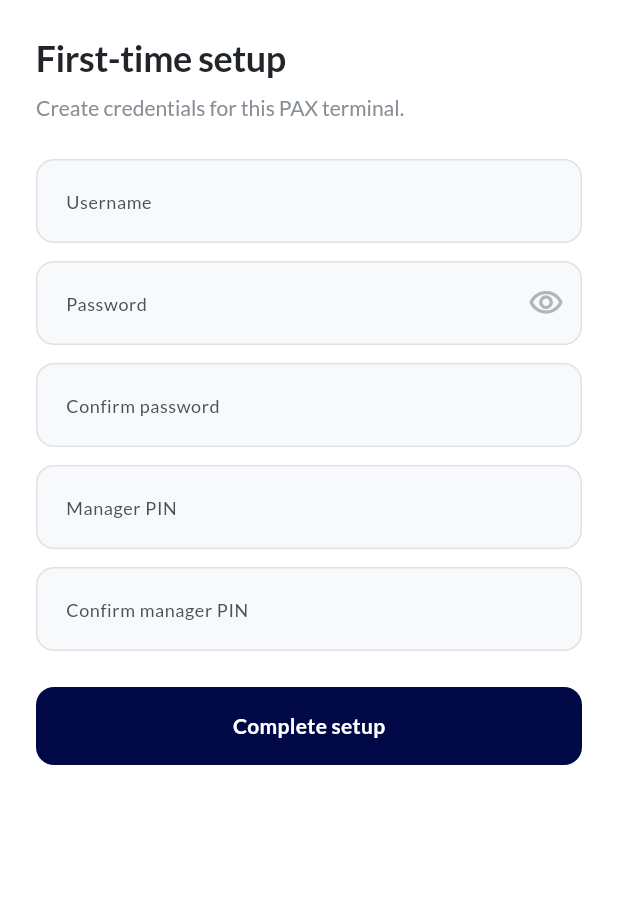
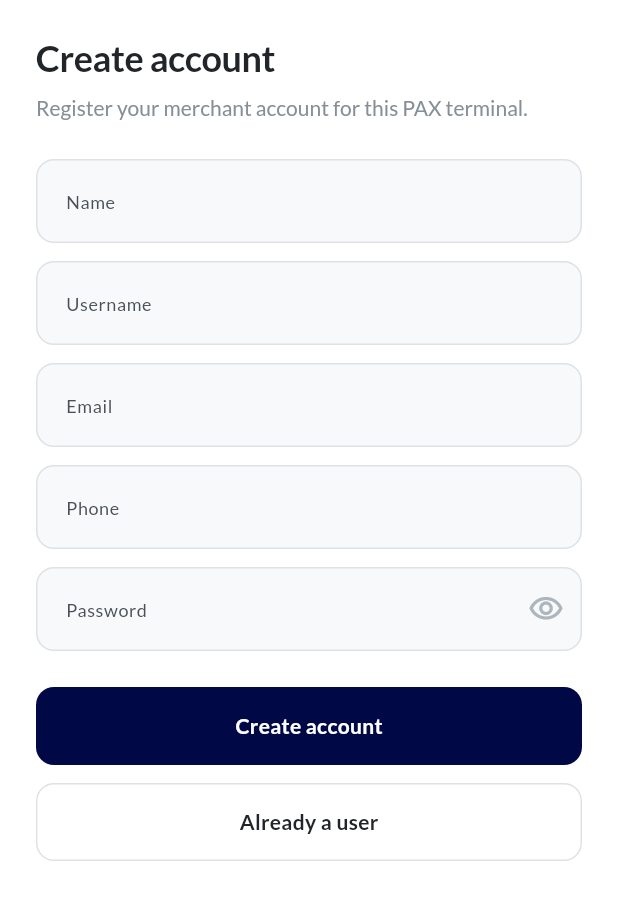
Before and after one commit to xegroup/pax-payment-flutter, a Flutter app: the FirstTimeSetupScreen screen opened directly, on a phone screen of 412 x 824 dp. Shown: the top 900 px of the screen. Run offline on Flutter 3.47's test engine with Material 3 defaults, Android fonts, the phone set to English and light mode, and no system bars; our stand-ins replace dio, fl_chart, flutter_secure_storage, get_it, package_info_plus, retrofit and 1 more; accounts and stored records are empty; generated files the repository leaves out were written again.

Commit message:
signup login process and flow improvements

```diff
--- /dev/null
+++ b/lib/core/services/api_service.dart
@@ -0,0 +1,28 @@
+import 'package:dio/dio.dart';
+import 'package:retrofit/dio.dart';
+import 'package:retrofit/error_logger.dart';
+import 'package:retrofit/http.dart';
+
+import '../../features/auth/data/login_response.dart';
+
+part 'api_service.g.dart';
+
+@RestApi()
+abstract class ApiService {
+  factory ApiService(Dio dio, {String baseUrl}) = _ApiService;
+
+  @POST("api/app/auth/login")
+  @DioResponseType(ResponseType.plain)
+  Future<LoginResponse> login(@Body() Map<String, dynamic> body);
+
+  @POST("api/app/auth/register")
+  @DioResponseType(ResponseType.plain)
+  Future<LoginResponse> signup(@Body() Map<String, dynamic> body);
+
+// @GET("api/dashboard/stats")
+  // Future<GetStatsResponse> getStats(@Header("Authorization") String? authorization);
+
+
+
+
+}
--- /dev/null
+++ b/lib/features/auth/data/login_response.dart
@@ -0,0 +1,64 @@
+import 'dart:convert';
+
+import 'package:json_annotation/json_annotation.dart';
+
+import 'user_data_model.dart';
+
+part 'login_response.g.dart';
+
+@JsonSerializable()
+class LoginResponse {
+  final UserDataModel? user;
+  final String message;
+  final String errors;
+  final String token;
+  @JsonKey(name: 'token_type')
+  final String tokenType;
+
+  LoginResponse({
+    this.user,
+    this.message = '',
+    this.errors = '',
+    this.token = '',
+    this.tokenType = '',
+  });
+
+  bool get isSuccess => token.trim().isNotEmpty;
+
+  String get failureMessage {
+    if (errors.trim().isNotEmpty) return errors.trim();
+    if (message.trim().isNotEmpty) return message.trim();
+    return 'Invalid username or password';
+  }
+
+  factory LoginResponse.fromJson(Map<String, dynamic> json) =>
+      _$LoginResponseFromJson(json);
+
+  Map<String, dynamic> toJson() => _$LoginResponseToJson(this);
+
+  static LoginResponse? tryParse(Object? data) {
+    Map<String, dynamic>? json;
+    if (data is Map<String, dynamic>) {
+      json = data;
+    } else if (data is Map) {
+      json = Map<String, dynamic>.from(data);
+    } else if (data is String && data.trim().isNotEmpty) {
+      try {
+        final decoded = jsonDecode(data);
+        if (decoded is Map<String, dynamic>) {
+          json = decoded;
+        } else if (decoded is Map) {
+          json = Map<String, dynamic>.from(decoded);
+        }
+      } catch (_) {
+        return null;
+      }
+    }
+    if (json == null) return null;
+    try {
+      return LoginResponse.fromJson(json);
+    } catch (_) {
+      return null;
+    }
+  }
+}
--- /dev/null
+++ b/lib/features/auth/data/signup_request.dart
@@ -0,0 +1,32 @@
+
+
+import 'package:json_annotation/json_annotation.dart';
+
+part 'signup_request.g.dart';
+@JsonSerializable()
+class SignupRequest {
+
+  final String name;
+  final String username;
+  final String email;
+  final String phone;
+  final String password;
+  final String status;
+
+  // Constructor
+  SignupRequest({
+    required this.name,
+    required this.username,
+    required this.email,
+    required this.phone,
+    required this.password,
+    required this.status
+  });
+
+  // A method to convert JSON data to a LoginResponse object
+  factory SignupRequest.fromJson(Map<String, dynamic> json) =>
+      _$SignupRequestFromJson(json);
+
+  // A method to convert a LoginResponse object to JSON
+  Map<String, dynamic> toJson() => _$SignupRequestToJson(this);
+}
--- /dev/null
+++ b/lib/features/auth/data/user_data_model.dart
@@ -0,0 +1,31 @@
+import 'package:json_annotation/json_annotation.dart';
+part 'user_data_model.g.dart';
+@JsonSerializable()
+class UserDataModel {
+  final int? id;
+  final String? name;
+  final String? username;
+  final String? email;
+  final String? phone;
+  final String? status;
+  final String? created_at;
+  final String? updated_at;
+
+  UserDataModel({
+    this.id,
+    this.name,
+    this.username,
+    this.email,
+    this.phone,
+    this.status,
+    this.created_at,
+    this.updated_at
+  });
+
+  // From JSON to Dart object
+  factory UserDataModel.fromJson(Map<String, dynamic> json) =>
+      _$UserDataModelFromJson(json);
+
+  // From Dart object to JSON
+  Map<String, dynamic> toJson() => _$UserDataModelToJson(this);
+}
--- a/lib/features/menu/explore_tab.dart
+++ b/lib/features/menu/explore_tab.dart
@@ -1,8 +1,7 @@
 import 'package:flutter/foundation.dart';
 import 'package:flutter/material.dart';
 
-import '../../core/di/injection.dart';
-import '../../core/database/local_storage.dart';
+import '../../core/network/MyApiClient.dart';
 import '../../features/auth/login_screen.dart';
 import '../../shared/theme/paxpayment_colors.dart';
 import '../../shared/theme/paxpayment_spacing.dart';
@@ -213,7 +212,7 @@ class ExploreTab extends StatelessWidget {
       ),
     );
     if (yes == true && context.mounted) {
-      await sl<LocalStorage>().setLoggedIn(false);
+      MyApiClient.clearAuthToken();
       if (!context.mounted) return;
       Navigator.of(context).pushAndRemoveUntil(
         MaterialPageRoute<void>(builder: (_) => const LoginScreen()),
--- a/lib/screens/first_time_setup_screen.dart
+++ b/lib/screens/first_time_setup_screen.dart
@@ -1,13 +1,15 @@
+import 'package:dio/dio.dart';
 import 'package:flutter/material.dart';
-import 'package:flutter/services.dart';
 
-import '../core/di/injection.dart';
-import '../core/database/local_storage.dart';
+import '../core/network/MyApiClient.dart';
+import '../features/auth/data/login_response.dart';
+import '../features/auth/data/signup_request.dart';
 import '../features/auth/login_screen.dart';
+import '../features/menu/checkout_payment_screen.dart';
 import '../shared/theme/pax_text_styles.dart';
-import '../screens/teya_ui.dart';
+import 'teya_ui.dart';
 
-/// First launch: merchant sets username, password, and manager PIN.
+/// First launch: register a merchant account via the signup API.
 class FirstTimeSetupScreen extends StatefulWidget {
   const FirstTimeSetupScreen({super.key});
 
@@ -17,36 +19,84 @@ class FirstTimeSetupScreen extends StatefulWidget {
 
 class _FirstTimeSetupScreenState extends State<FirstTimeSetupScreen> {
   final _formKey = GlobalKey<FormState>();
+  final _nameCtrl = TextEditingController();
   final _usernameCtrl = TextEditingController();
+  final _emailCtrl = TextEditingController();
+  final _phoneCtrl = TextEditingController();
   final _passwordCtrl = TextEditingController();
-  final _confirmPasswordCtrl = TextEditingController();
-  final _pinCtrl = TextEditingController();
-  final _confirmPinCtrl = TextEditingController();
   bool _obscurePassword = true;
+  bool _isLoading = false;
 
   @override
   void dispose() {
+    _nameCtrl.dispose();
     _usernameCtrl.dispose();
+    _emailCtrl.dispose();
+    _phoneCtrl.dispose();
     _passwordCtrl.dispose();
-    _confirmPasswordCtrl.dispose();
-    _pinCtrl.dispose();
-    _confirmPinCtrl.dispose();
     super.dispose();
   }
 
-  Future<void> _save() async {
-    if (!(_formKey.currentState?.validate() ?? false)) return;
+  void _showError(String message) {
+    ScaffoldMessenger.of(context).showSnackBar(
+      SnackBar(
+        content: Text(message),
+        behavior: SnackBarBehavior.floating,
+      ),
+    );
+  }
 
-    final storage = sl<LocalStorage>();
-    await storage.setLoginUsername(_usernameCtrl.text.trim());
-    await storage.setLoginPassword(_passwordCtrl.text);
-    await storage.setManagerPin(_pinCtrl.text.trim());
-    await storage.setCredentialsConfigured(true);
+  void _handleSignupResponse(LoginResponse response) {
+    if (response.isSuccess) {
+      MyApiClient.setAuthToken(response.token.trim());
+      Navigator.of(context).pushReplacement(CheckoutPaymentScreen.materialRoute());
+      return;
+    }
+    _showError(response.failureMessage);
+  }
 
-    if (!mounted) return;
+  Future<void> _goToLogin() async {
+    if (_isLoading || !mounted) return;
     Navigator.of(context).pushReplacement(
       MaterialPageRoute<void>(builder: (_) => const LoginScreen()),
     );
+  }
+
+  Future<void> _signup() async {
+    FocusScope.of(context).unfocus();
+    if (_isLoading) return;
+    if (!(_formKey.currentState?.validate() ?? false)) return;
+
+    setState(() => _isLoading = true);
+
+    try {
+      final request = SignupRequest(
+        name: _nameCtrl.text.trim(),
+        username: _usernameCtrl.text.trim(),
+        email: _emailCtrl.text.trim(),
+        phone: _phoneCtrl.text.trim(),
+        password: _passwordCtrl.text,
+        status: 'active',
+      );
+      final response = await MyApiClient.signup(request.toJson());
+      if (!mounted) return;
+      _handleSignupResponse(response);
+    } on DioException catch (e) {
+      if (!mounted) return;
+      final parsed = LoginResponse.tryParse(e.response?.data);
+      if (parsed != null) {
+        _showError(parsed.failureMessage);
+        return;
+      }
+      _showError('Unable to create account. Please try again.');
+    } catch (_) {
+      if (!mounted) return;
+      _showError('Unable to create account. Please try again.');
+    } finally {
+      if (mounted) {
+        setState(() => _isLoading = false);
+      }
+    }
   }
 
   @override
@@ -57,12 +107,12 @@ class _FirstTimeSetupScreenState extends State<FirstTimeSetupScreen> {
           padding: const EdgeInsets.all(24),
           children: [
             Text(
-              'First-time setup',
+              'Create account',
               style: PaxTextStyles.h2.copyWith(color: TeyaColors.textDark),
             ),
             const SizedBox(height: 8),
             Text(
-              'Create credentials for this PAX terminal.',
+              'Register your merchant account for this PAX terminal.',
               style: PaxTextStyles.bodyMedium.copyWith(color: TeyaColors.textGrey),
             ),
             const SizedBox(height: 24),
@@ -71,18 +121,63 @@ class _FirstTimeSetupScreenState extends State<FirstTimeSetupScreen> {
               child: Column(
                 children: [
                   TextFormField(
+                    controller: _nameCtrl,
+                    textInputAction: TextInputAction.next,
+                    decoration: const InputDecoration(
+                      labelText: 'Name',
+                      hintText: 'Business or owner name',
+                    ),
+                    validator: (v) =>
+                        (v == null || v.trim().isEmpty) ? 'Enter your name' : null,
+                  ),
+                  const SizedBox(height: 12),
+                  TextFormField(
                     controller: _usernameCtrl,
+                    textInputAction: TextInputAction.next,
                     decoration: const InputDecoration(
                       labelText: 'Username',
-                      hintText: 'Merchant login',
+                      hintText: 'Choose a username',
                     ),
                     validator: (v) =>
                         (v == null || v.trim().isEmpty) ? 'Enter a username' : null,
                   ),
                   const SizedBox(height: 12),
                   TextFormField(
+                    controller: _emailCtrl,
+                    keyboardType: TextInputType.emailAddress,
+                    textInputAction: TextInputAction.next,
+                    autofillHints: const [AutofillHints.email],
+                    decoration: const InputDecoration(
+                      labelText: 'Email',
+                      hintText: 'you@business.com',
+                    ),
+                    validator: (v) {
+                      final s = v?.trim() ?? '';
+                      if (s.isEmpty) return 'Enter your email';
+                      if (!s.contains('@')) return 'Enter a valid email';
+                      return null;
+                    },
+                  ),
+                  const SizedBox(height: 12),
+                  TextFormField(
+                    controller: _phoneCtrl,
+                    keyboardType: TextInputType.phone,
+                    textInputAction: TextInputAction.next,
+                    autofillHints: const [AutofillHints.telephoneNumber],
+                    decoration: const InputDecoration(
+                      labelText: 'Phone',
+                      hintText: 'Phone number',
+                    ),
+                    validator: (v) =>
+                        (v == null || v.trim().isEmpty) ? 'Enter your phone number' : null,
+                  ),
+                  const SizedBox(height: 12),
+                  TextFormField(
                     controller: _passwordCtrl,
                     obscureText: _obscurePassword,
+                    textInputAction: TextInputAction.done,
+                    onFieldSubmitted: (_) => _signup(),
+                    autofillHints: const [AutofillHints.newPassword],
                     decoration: InputDecoration(
                       labelText: 'Password',
                       suffixIcon: IconButton(
@@ -98,61 +193,17 @@ class _FirstTimeSetupScreenState extends State<FirstTimeSetupScreen> {
                     validator: (v) =>
                         (v == null || v.length < 4) ? 'Minimum 4 characters' : null,
                   ),
-                  const SizedBox(height: 12),
-                  TextFormField(
-                    controller: _confirmPasswordCtrl,
-                    obscureText: _obscurePassword,
-                    decoration: const InputDecoration(
-                      labelText: 'Confirm password',
-                    ),
-                    validator: (v) {
-                      if (v != _passwordCtrl.text) {
-                        return 'Passwords do not match';
-                      }
-                      return null;
-                    },
+                  const SizedBox(height: 24),
+                  TeyaPrimaryButton(
+                    label: _isLoading ? 'Creating account...' : 'Create account',
+                    enabled: !_isLoading,
+                    onPressed: _signup,
                   ),
                   const SizedBox(height: 12),
-                  TextFormField(
-                    controller: _pinCtrl,
-                    keyboardType: TextInputType.number,
-                    inputFormatters: [
-                      FilteringTextInputFormatter.digitsOnly,
-                      LengthLimitingTextInputFormatter(4),
-                    ],
-                    obscureText: true,
-                    decoration: const InputDecoration(
-                      labelText: 'Manager PIN',
-                      hintText: '4 digits',
-                    ),
-                    validator: (v) {
-                      if (v == null || v.length != 4) {
-                        return 'PIN must be 4 digits';
-                      }
-                      return null;
-                    },
+                  TeyaSecondaryButton(
+                    label: 'Already a user',
+                    onPressed: _goToLogin,
                   ),
-                  const SizedBox(height: 12),
-                  TextFormField(
-                    controller: _confirmPinCtrl,
-                    keyboardType: TextInputType.number,
-                    inputFormatters: [
-                      FilteringTextInputFormatter.digitsOnly,
-                      LengthLimitingTextInputFormatter(4),
-                    ],
-                    obscureText: true,
-                    decoration: const InputDecoration(
-                      labelText: 'Confirm manager PIN',
-                    ),
-                    validator: (v) {
-                      if (v != _pinCtrl.text) {
-                        return 'PINs do not match';
-                      }
-                      return null;
-                    },
-                  ),
-                  const SizedBox(height: 24),
-                  TeyaPrimaryButton(label: 'Complete setup', onPressed: _save),
                 ],
               ),
             ),
```
Also changed, not shown: lib/core/network/ApiServiceConfig.dart (added, +22 -0 lines), lib/core/network/AuthInterceptor.dart (added, +33 -0 lines), lib/core/network/MyApiClient.dart (added, +79 -0 lines), lib/features/auth/data/login_request.dart (added, +25 -0 lines), lib/features/auth/login_screen.dart (+76 -22 lines), lib/features/auth/splash_screen.dart (+4 -21 lines), pubspec.yaml (+7 -0 lines), lib/core/services/api_service.g.dart (added), lib/features/auth/data/login_request.g.dart (added), lib/features/auth/data/login_response.g.dart (added), lib/features/auth/data/signup_request.g.dart (added), lib/features/auth/data/user_data_model.g.dart (added), pubspec.lock.
